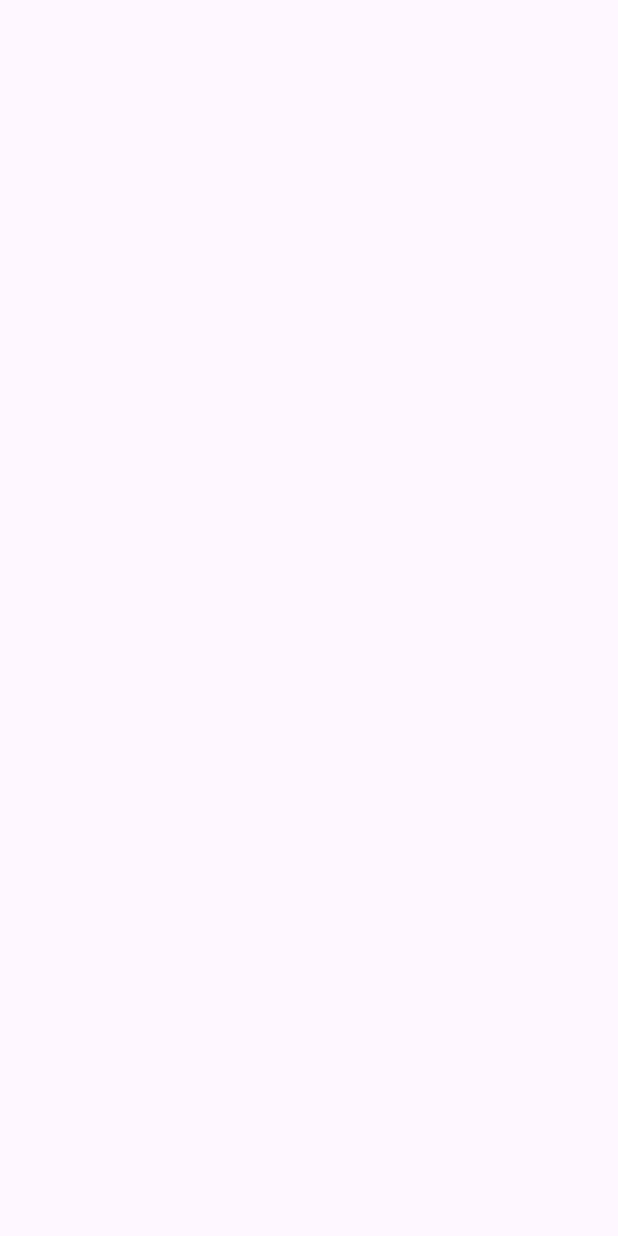
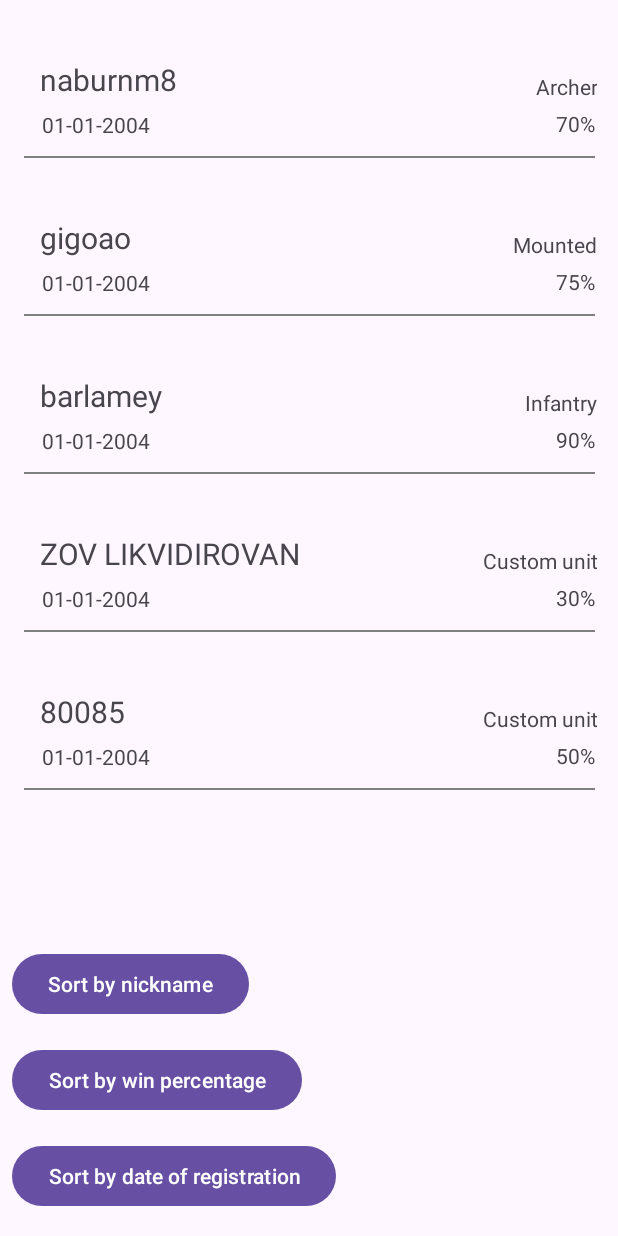
Before and after one commit to naburnm8/AndroidLab, an Android app: the PlayersListActivity screen opened directly, with no data from a screen before it, on a phone screen of 412 x 824 dp. Before the commit the screen is empty. Run offline under Robolectric (Android 15) with nearby library versions, the phone set to English and light mode, and no system bars.

Commit message:
player list (no sorting) done

```diff
--- a/app/src/main/AndroidManifest.xml
+++ b/app/src/main/AndroidManifest.xml
@@ -27,7 +27,6 @@
         <activity android:name=".ProfileActivity"/>
         <activity android:name=".CalculatorActivity"/>
         <activity android:name=".PlayersListActivity"/>
-        <activity android:name=".PlayerActivity"/>
         <activity android:name=".LoginActivity"/>
         <activity android:name=".NewsActivity"/>
         <activity android:name=".CreateNewsActivity"/>
--- a/app/src/main/java/ru/naburnm8/android/labapp/BattleListActivity.java
+++ b/app/src/main/java/ru/naburnm8/android/labapp/BattleListActivity.java
@@ -30,6 +30,10 @@ public class BattleListActivity extends AppCompatActivity {
         players = findViewById(R.id.viewPlayers);
         profile.setOnClickListener(view -> {
             Intent intent = new Intent(this, ProfileActivity.class);
+            startActivity(intent);
+        });
+        players.setOnClickListener(view -> {
+            Intent intent = new Intent(this, PlayersListActivity.class);
             startActivity(intent);
         });
         ArrayList<BattleData> battleData = fillData();
--- a/app/src/main/java/ru/naburnm8/android/labapp/LoginActivity.java
+++ b/app/src/main/java/ru/naburnm8/android/labapp/LoginActivity.java
@@ -44,7 +44,14 @@ public class LoginActivity extends AppCompatActivity {
             finish();
         });
     }
-    protected ArrayList<UserData> getRegisteredUsers() {
+    @Override
+    public void onBackPressed() {
+        super.onBackPressed();
+        Intent intent = new Intent(this, BattleListActivity.class);
+        startActivity(intent);
+        finish();
+    }
+    public static ArrayList<UserData> getRegisteredUsers() {
         ArrayList<UserData> registeredUsers = new ArrayList<>();
         registeredUsers.add(new UserData("naburnm8", "01-01-2004", "70%", "Archer"));
         registeredUsers.add(new UserData("gigoao", "01-01-2004", "75%", "Mounted"));
--- a/app/src/main/java/ru/naburnm8/android/labapp/PlayerActivity.java
+++ /dev/null
@@ -1,6 +0,0 @@
-package ru.naburnm8.android.labapp;
-
-import androidx.appcompat.app.AppCompatActivity;
-
-public class PlayerActivity extends AppCompatActivity {
-}
--- a/app/src/main/java/ru/naburnm8/android/labapp/PlayersListActivity.java
+++ b/app/src/main/java/ru/naburnm8/android/labapp/PlayersListActivity.java
@@ -1,6 +1,31 @@
 package ru.naburnm8.android.labapp;
 
+import android.os.Bundle;
+import android.widget.Button;
 import androidx.appcompat.app.AppCompatActivity;
+import androidx.recyclerview.widget.LinearLayoutManager;
+import androidx.recyclerview.widget.RecyclerView;
+import ru.naburnm8.android.labapp.adapter.PlayerAdapter;
+import ru.naburnm8.android.labapp.data.UserData;
+
+import java.util.ArrayList;
 
 public class PlayersListActivity extends AppCompatActivity {
+    RecyclerView recyclerView;
+    PlayerAdapter adapter;
+    Button sortNickname, sortWin, sortDate;
+
+    @Override
+    protected void onCreate(Bundle savedInstanceState) {
+        super.onCreate(savedInstanceState);
+        setContentView(R.layout.player_list_activity);
+        recyclerView = findViewById(R.id.playerList);
+        sortDate = findViewById(R.id.sortByRegistration);
+        sortWin = findViewById(R.id.sortByPercentage);
+        sortNickname = findViewById(R.id.sortByNickname);
+        ArrayList<UserData> playerData = LoginActivity.getRegisteredUsers();
+        adapter = new PlayerAdapter(this, playerData);
+        recyclerView.setAdapter(adapter);
+        recyclerView.setLayoutManager(new LinearLayoutManager(this));
+    }
 }
--- /dev/null
+++ b/app/src/main/java/ru/naburnm8/android/labapp/adapter/PlayerAdapter.java
@@ -0,0 +1,51 @@
+package ru.naburnm8.android.labapp.adapter;
+
+
+import android.content.Context;
+import android.view.LayoutInflater;
+import android.view.View;
+import android.view.ViewGroup;
+import androidx.annotation.NonNull;
+import androidx.recyclerview.widget.RecyclerView;
+import org.jetbrains.annotations.NotNull;
+import ru.naburnm8.android.labapp.R;
+import ru.naburnm8.android.labapp.data.UserData;
+import ru.naburnm8.android.labapp.viewholder.PlayerListViewHolder;
+
+import java.util.ArrayList;
+
+public class PlayerAdapter extends RecyclerView.Adapter<PlayerListViewHolder> {
+    private final ArrayList<UserData> userData;
+    private final LayoutInflater inflater;
+    Context context;
+
+    public PlayerAdapter(Context context, ArrayList<UserData> userData) {
+        this.userData = userData;
+        this.context = context;
+        this.inflater = LayoutInflater.from(context);
+    }
+
+    @NonNull
+    @NotNull
+    @Override
+    public PlayerListViewHolder onCreateViewHolder(@NonNull @NotNull ViewGroup parent, int viewType) {
+        View view = inflater.inflate(R.layout.recycler_view_players, parent, false);
+        return new PlayerListViewHolder(view);
+    }
+
+    @Override
+    public void onBindViewHolder(@NonNull @NotNull PlayerListViewHolder holder, int position) {
+        String nickname = userData.get(position).getNickname();
+        String dateOfRegistration = userData.get(position).getDateOfRegistration();
+        String winPercentage = userData.get(position).getWinPercent();
+        String favouriteUnitType = userData.get(position).getFavouriteUnitType();
+        holder.nickname.setText(nickname);
+        holder.dateOfRegistration.setText(dateOfRegistration);
+        holder.winPercent.setText(winPercentage);
+        holder.favouriteUnitType.setText(favouriteUnitType);
+    }
+    @Override
+    public int getItemCount() {
+        return userData.size();
+    }
+}
--- /dev/null
+++ b/app/src/main/java/ru/naburnm8/android/labapp/viewholder/PlayerListViewHolder.java
@@ -0,0 +1,24 @@
+package ru.naburnm8.android.labapp.viewholder;
+
+import android.view.View;
+import android.widget.TextView;
+import androidx.annotation.NonNull;
+import androidx.recyclerview.widget.RecyclerView;
+import org.jetbrains.annotations.NotNull;
+import ru.naburnm8.android.labapp.R;
+
+public class PlayerListViewHolder extends RecyclerView.ViewHolder{
+    public TextView nickname;
+    public TextView dateOfRegistration;
+    public TextView winPercent;
+    public TextView favouriteUnitType;
+    public View view;
+    public PlayerListViewHolder(@NonNull @NotNull View itemView) {
+        super(itemView);
+        nickname = itemView.findViewById(R.id.nicknameList);
+        dateOfRegistration = itemView.findViewById(R.id.dateRegistrationList);
+        winPercent = itemView.findViewById(R.id.winPercentageList);
+        favouriteUnitType = itemView.findViewById(R.id.favouriteUnitTypeList);
+        view = itemView;
+    }
+}
--- /dev/null
+++ b/app/src/main/res/layout/player_list_activity.xml
@@ -0,0 +1,44 @@
+<?xml version="1.0" encoding="utf-8"?>
+<androidx.constraintlayout.widget.ConstraintLayout xmlns:android="http://schemas.android.com/apk/res/android"
+                                                   xmlns:app="http://schemas.android.com/apk/res-auto"
+                                                   xmlns:tools="http://schemas.android.com/tools"
+                                                   android:layout_width="match_parent"
+                                                   android:layout_height="match_parent">
+
+    <androidx.recyclerview.widget.RecyclerView
+            android:layout_width="411dp"
+            android:layout_height="527dp"
+            android:id="@+id/playerList"
+            app:layout_constraintEnd_toEndOf="parent"
+            app:layout_constraintTop_toTopOf="parent"/>
+
+    <Button
+            android:text="Sort by nickname"
+            android:layout_width="wrap_content"
+            android:layout_height="wrap_content"
+            android:id="@+id/sortByNickname"
+            app:layout_constraintBottom_toTopOf="@+id/sortByPercentage"
+            android:layout_marginBottom="16dp"
+            app:layout_constraintStart_toStartOf="parent"
+            android:layout_marginStart="8dp"/>
+
+    <Button
+            android:text="Sort by win percentage"
+            android:layout_width="wrap_content"
+            android:layout_height="wrap_content"
+            android:id="@+id/sortByPercentage"
+            app:layout_constraintBottom_toTopOf="@+id/sortByRegistration"
+            app:layout_constraintStart_toStartOf="parent"
+            android:layout_marginStart="8dp"
+            android:layout_marginBottom="16dp"/>
+
+    <Button
+            android:text="Sort by date of registration"
+            android:layout_width="wrap_content"
+            android:layout_height="wrap_content"
+            android:id="@+id/sortByRegistration"
+            app:layout_constraintBottom_toBottomOf="parent"
+            app:layout_constraintStart_toStartOf="parent"
+            android:layout_marginStart="8dp"
+            android:layout_marginBottom="16dp"/>
+</androidx.constraintlayout.widget.ConstraintLayout>
--- /dev/null
+++ b/app/src/main/res/layout/recycler_view_players.xml
@@ -0,0 +1,72 @@
+<?xml version="1.0" encoding="utf-8"?>
+<RelativeLayout
+        xmlns:android="http://schemas.android.com/apk/res/android"
+        xmlns:app="http://schemas.android.com/apk/res-auto"
+        android:layout_width="match_parent"
+        android:layout_height="105dp">
+
+
+    <TextView
+            android:id="@+id/border2"
+            android:layout_width="match_parent"
+            android:layout_height="1dp"
+            android:layout_marginStart="15dp"
+            android:layout_marginEnd="15dp"
+            android:layout_alignParentBottom="true"
+            android:background="#808080"/>
+
+    <TextView
+            android:text="Player1"
+            android:layout_width="wrap_content"
+            android:layout_height="wrap_content"
+            android:id="@+id/nicknameList"
+            android:layout_marginBottom="0dp"
+            android:layout_alignParentStart="true"
+            android:layout_marginStart="26dp"
+            android:textSize="20sp"
+            android:layout_marginTop="39dp"
+            android:layout_alignParentTop="true"
+            android:layout_toStartOf="@+id/player2Name"
+            android:layout_marginEnd="117dp"
+            android:layout_alignBottom="@+id/player2Name"
+            android:textAlignment="viewStart"/>
+
+    <TextView
+            android:text="01.01.1970 00:00"
+            android:layout_width="116dp"
+            android:layout_height="20dp"
+            android:id="@+id/dateRegistrationList"
+            android:textAlignment="viewStart"
+            android:layout_alignParentBottom="true"
+            android:layout_marginBottom="12dp"
+            android:layout_alignParentEnd="true"
+            android:layout_marginEnd="268dp"
+            android:layout_marginStart="1dp"
+            android:layout_marginTop="73dp"
+            android:layout_alignParentTop="true"
+            android:layout_alignStart="@+id/nicknameList"/>
+
+    <TextView
+            android:text="TextView"
+            android:layout_width="wrap_content"
+            android:layout_height="wrap_content"
+            android:id="@+id/winPercentageList"
+            android:layout_above="@+id/border2"
+            android:layout_marginBottom="12dp"
+            android:layout_alignParentEnd="true"
+            android:layout_marginEnd="15dp"
+            android:textAlignment="viewEnd"/>
+
+    <TextView
+            android:text="TextView"
+            android:layout_width="wrap_content"
+            android:layout_height="wrap_content"
+            android:id="@+id/favouriteUnitTypeList"
+            android:layout_alignParentEnd="true"
+            android:layout_marginEnd="14dp"
+            android:layout_alignParentBottom="true"
+            android:layout_marginBottom="38dp"
+            android:textAlignment="viewEnd"/>
+
+
+</RelativeLayout>
```
